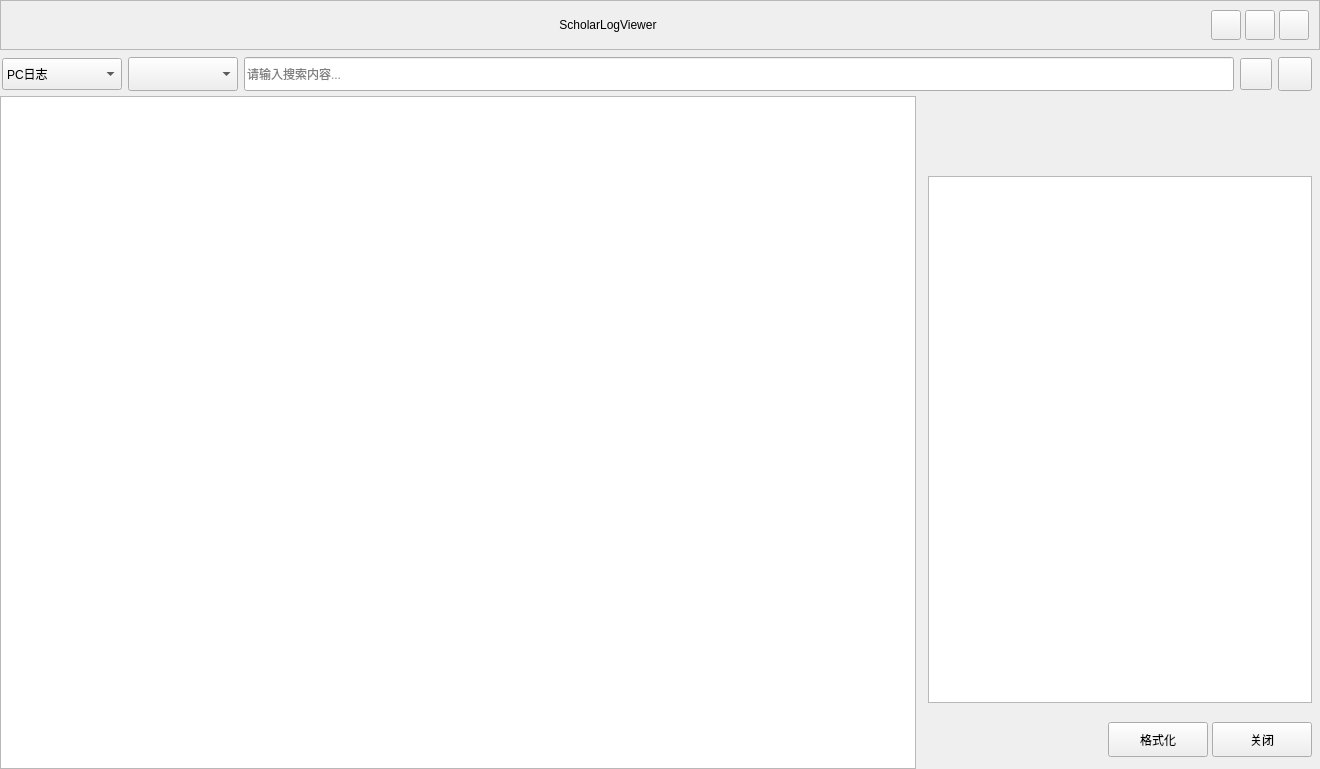
Before: the Qt Designer form scholarlogviewer.ui in fashion1840/ScholarLogViewer, drawn with Qt 5.
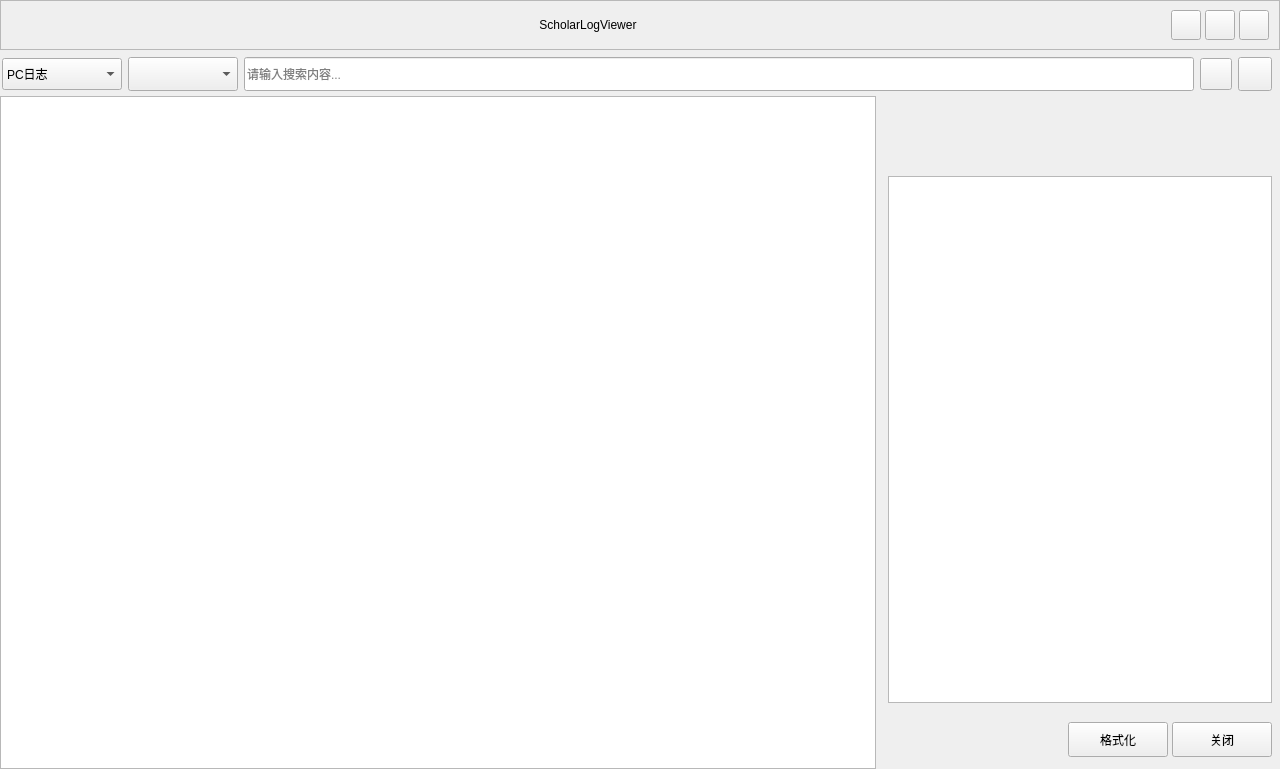
After: the same form once the commit is applied. Icons and pictures are not drawn.

What changed in the file:
```diff
--- a/scholarlogviewer.ui
+++ b/scholarlogviewer.ui
@@ -6,7 +6,7 @@
    <rect>
     <x>0</x>
     <y>0</y>
-    <width>1320</width>
+    <width>1280</width>
     <height>769</height>
    </rect>
   </property>
```
